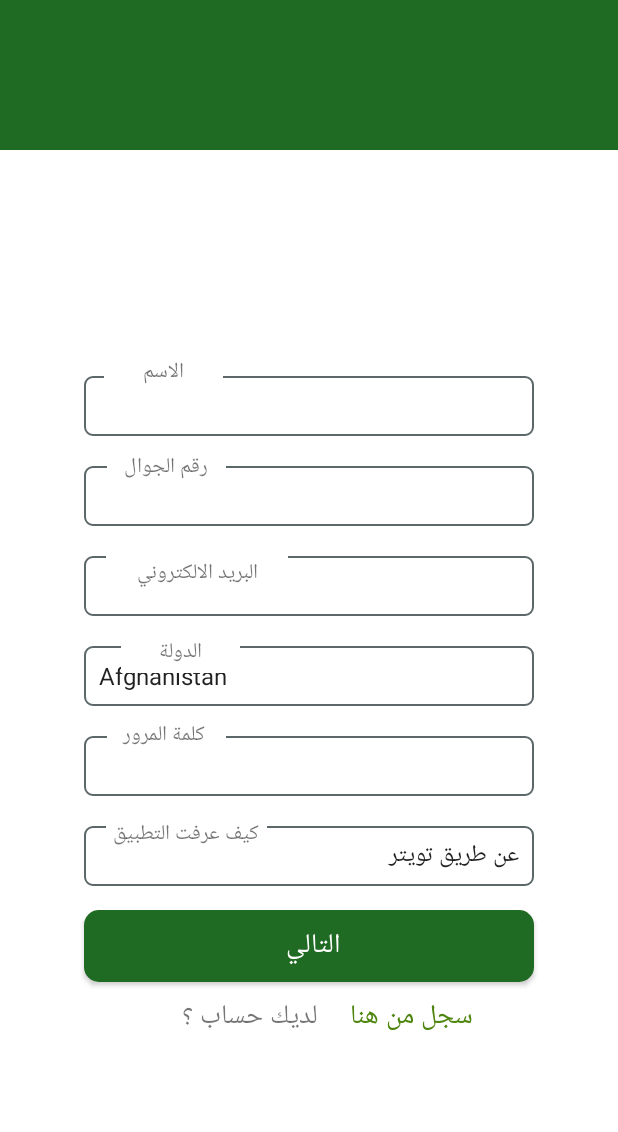
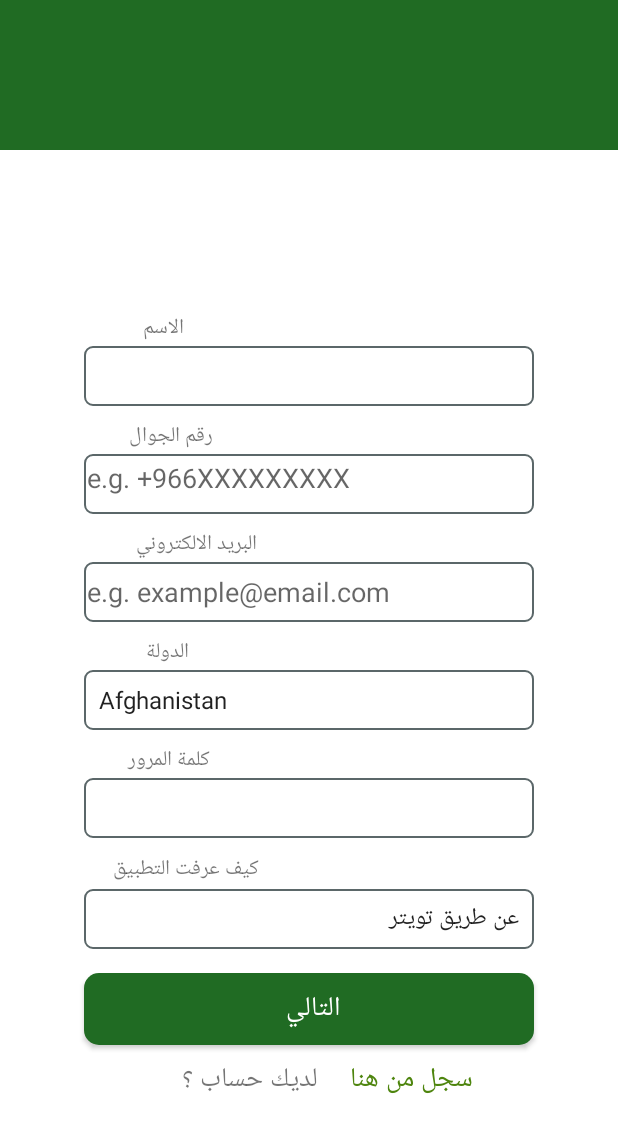
Before and after one commit to ElhamImdad/AjrWaOjra, an Android app: the MainActivity screen opened directly, with no data from a screen before it, after a tap on an icon or button, on a phone screen of 412 x 824 dp. Shown: the top 1132 px of the screen. Run offline under Robolectric (Android 15) with nearby library versions, the phone set to English and light mode, and no system bars; our stand-ins replace Volley.

```diff
--- a/app/src/main/java/com/example/smoot/ajerwaojra/Activities/MainActivity.java
+++ b/app/src/main/java/com/example/smoot/ajerwaojra/Activities/MainActivity.java
@@ -17,11 +17,6 @@ import com.example.smoot.ajerwaojra.R;
 
 public class MainActivity extends AppCompatActivity  {
 
-
-
-    private Intent intent;
-    private Intent intent2;
-
     @Override
     protected void onCreate(Bundle savedInstanceState) {
         super.onCreate(savedInstanceState);
@@ -35,14 +30,11 @@ public class MainActivity extends AppCompatActivity  {
             }else{
                 Log.e("Tag", "inner else ");
                 setHomeFragment(new RequestsFragment());}
-          //  Requester RequestUser = SharedPrefManager.getInstance(this).getUserReq();
 
         }else{
             setFragment(new FatwaFragment());
         }
-        /*FragmentManager fragmentManager = getSupportFragmentManager();
-        FragmentTransaction fragmentTransaction = fragmentManager.beginTransaction();
-*/
+
         Intent intent = getIntent();
         Bundle bundle = getIntent().getExtras();
         if (bundle != null ){
@@ -57,37 +49,12 @@ public class MainActivity extends AppCompatActivity  {
         FragmentTransaction ft = fm.beginTransaction();
         ft.replace(R.id.container,home);
         ft.commit();
-
     }
     private void setFragment( Fragment fatwa) {
         FragmentManager fm = getSupportFragmentManager();
         FragmentTransaction ft = fm.beginTransaction();
         ft.replace(R.id.container,fatwa);
         ft.commit();}
-
-
-   /* private void configureDoer_RequesterButton(){
-        ImageButton doerBtn = (ImageButton) findViewById(R.id.doerImag);
-        ImageButton requesterBtn = (ImageButton) findViewById(R.id.requesterImag);
-
-        doerBtn.setOnClickListener(new View.OnClickListener() {
-            @Override
-            public void onClick(View view) {
-                startActivity(new Intent(MainActivity.this, activity_doer_reg.class));
-            //     intent = new Intent(getApplicationContext(), activity_doer_reg.class);
-             //   startActivity(intent);
-            }
-        });
-
-        requesterBtn.setOnClickListener(new View.OnClickListener() {
-            @Override
-            public void onClick(View view) {
-                startActivity(new Intent(MainActivity.this, ActivityRequesterReg.class));
-            }
-        });
-    }*/
-
-
    private void setFragmentDetails(Fragment details){
         FragmentManager fm = getSupportFragmentManager();
         FragmentTransaction ft = fm.beginTransaction();
--- a/app/src/main/java/com/example/smoot/ajerwaojra/Fragments/logInFragment.java
+++ b/app/src/main/java/com/example/smoot/ajerwaojra/Fragments/logInFragment.java
@@ -14,6 +14,7 @@ import android.widget.Button;
 import android.widget.EditText;
 import android.widget.ProgressBar;
 import android.widget.TextView;
+import android.widget.Toast;
 
 import com.android.volley.AuthFailureError;
 import com.android.volley.DefaultRetryPolicy;
@@ -126,6 +127,7 @@ public class logInFragment extends Fragment {
             }, new Response.ErrorListener() {
                 @Override
                 public void onErrorResponse(VolleyError error) {
+                    Toast.makeText(getContext(), "البريد الالكتروني/كلمة السر خاطئة", Toast.LENGTH_LONG).show();
                     Log.e("error in login", error.toString());
                 }
             }) {
--- a/app/src/main/res/layout/fragment_requester_registration.xml
+++ b/app/src/main/res/layout/fragment_requester_registration.xml
@@ -33,39 +33,38 @@
                 android:id="@+id/requesterName"
                 android:layout_width="300dp"
                 android:layout_height="40dp"
-                android:layout_marginTop="96dp"
                 android:background="@drawable/rectangle"
                 app:layout_constraintEnd_toEndOf="parent"
                 app:layout_constraintHorizontal_bias="0.494"
                 app:layout_constraintStart_toStartOf="parent"
-                app:layout_constraintTop_toTopOf="parent" />
+                app:layout_constraintTop_toBottomOf="@+id/textView4" />
 
             <EditText
                 android:id="@+id/editTextPhone"
                 android:layout_width="300dp"
                 android:layout_height="40dp"
-                android:layout_marginTop="20dp"
                 android:background="@drawable/rectangle"
                 android:ems="10"
+                android:hint="e.g. +966XXXXXXXXX"
                 android:inputType="phone"
                 android:paddingBottom="10dp"
                 app:layout_constraintEnd_toEndOf="parent"
                 app:layout_constraintHorizontal_bias="0.494"
                 app:layout_constraintStart_toStartOf="parent"
-                app:layout_constraintTop_toBottomOf="@+id/requesterName" />
+                app:layout_constraintTop_toBottomOf="@+id/textView3" />
 
             <EditText
                 android:id="@+id/textInputEmail"
                 android:layout_width="300dp"
                 android:layout_height="40dp"
-                android:layout_marginTop="20dp"
                 android:background="@drawable/rectangle"
                 android:ems="10"
+                android:hint="e.g. example@email.com"
                 android:inputType="textEmailAddress"
                 app:layout_constraintEnd_toEndOf="parent"
                 app:layout_constraintHorizontal_bias="0.494"
                 app:layout_constraintStart_toStartOf="parent"
-                app:layout_constraintTop_toBottomOf="@+id/editTextPhone" />
+                app:layout_constraintTop_toBottomOf="@+id/textView5" />
 
             <Button
                 android:id="@+id/confirm"
@@ -85,13 +84,11 @@
                 android:id="@+id/countrySpinner"
                 android:layout_width="300dp"
                 android:layout_height="40dp"
-                android:layout_marginTop="20dp"
                 android:background="@drawable/rectangle"
                 app:layout_constraintEnd_toEndOf="parent"
                 app:layout_constraintHorizontal_bias="0.494"
                 app:layout_constraintStart_toStartOf="parent"
-                app:layout_constraintTop_toBottomOf="@+id/textInputEmail"
-              >
+                app:layout_constraintTop_toBottomOf="@+id/textView8">
 
 
             </Spinner>
@@ -100,25 +97,23 @@
                 android:id="@+id/textInputPassword"
                 android:layout_width="300dp"
                 android:layout_height="40dp"
-                android:layout_marginTop="20dp"
                 android:background="@drawable/rectangle"
                 android:ems="10"
                 android:inputType="textPassword"
                 app:layout_constraintEnd_toEndOf="parent"
                 app:layout_constraintHorizontal_bias="0.494"
                 app:layout_constraintStart_toStartOf="parent"
-                app:layout_constraintTop_toBottomOf="@+id/countrySpinner" />
+                app:layout_constraintTop_toBottomOf="@+id/textView7" />
 
             <Spinner
                 android:id="@+id/spinner"
                 android:layout_width="300dp"
                 android:layout_height="40dp"
-                android:layout_marginTop="20dp"
                 android:background="@drawable/rectangle"
                 app:layout_constraintEnd_toEndOf="parent"
                 app:layout_constraintHorizontal_bias="0.494"
                 app:layout_constraintStart_toStartOf="parent"
-                app:layout_constraintTop_toBottomOf="@+id/textInputPassword"></Spinner>
+                app:layout_constraintTop_toBottomOf="@+id/textView6"></Spinner>
 
             <TextView
                 android:id="@+id/textView"
@@ -152,24 +147,24 @@
             <TextView
                 android:id="@+id/textView3"
                 android:layout_width="79dp"
-                android:layout_height="27dp"
-                android:layout_marginStart="85dp"
-                android:layout_marginTop="36dp"
-                android:layout_marginEnd="253dp"
+                android:layout_height="wrap_content"
+                android:layout_marginStart="60dp"
+                android:layout_marginTop="8dp"
+                android:layout_marginEnd="250dp"
                 android:background="@color/white"
                 android:gravity="center"
                 android:text="رقم الجوال"
                 app:layout_constraintEnd_toEndOf="parent"
                 app:layout_constraintHorizontal_bias="1.0"
                 app:layout_constraintStart_toStartOf="parent"
-                app:layout_constraintTop_toBottomOf="@+id/textView4" />
+                app:layout_constraintTop_toBottomOf="@+id/requesterName" />
 
             <TextView
                 android:id="@+id/textView4"
                 android:layout_width="79dp"
-                android:layout_height="27dp"
-                android:layout_marginStart="61dp"
-                android:layout_marginTop="80dp"
+                android:layout_height="wrap_content"
+                android:layout_marginStart="60dp"
+                android:layout_marginTop="52dp"
                 android:layout_marginEnd="255dp"
                 android:background="@color/white"
                 android:gravity="center"
@@ -182,23 +177,23 @@
             <TextView
                 android:id="@+id/textView5"
                 android:layout_width="121dp"
-                android:layout_height="25dp"
-                android:layout_marginStart="62dp"
-                android:layout_marginTop="44dp"
+                android:layout_height="wrap_content"
+                android:layout_marginStart="60dp"
+                android:layout_marginTop="8dp"
                 android:layout_marginEnd="212dp"
                 android:background="@color/white"
                 android:gravity="center"
                 android:text="البريد الالكتروني"
                 app:layout_constraintEnd_toEndOf="parent"
                 app:layout_constraintStart_toStartOf="parent"
-                app:layout_constraintTop_toBottomOf="@+id/textView3" />
+                app:layout_constraintTop_toBottomOf="@+id/editTextPhone" />
 
             <TextView
                 android:id="@+id/textView6"
                 android:layout_width="107dp"
                 android:layout_height="26dp"
-                android:layout_marginStart="79dp"
-                android:layout_marginTop="40dp"
+                android:layout_marginStart="60dp"
+                android:layout_marginTop="8dp"
                 android:layout_marginEnd="226dp"
                 android:background="@color/white"
                 android:gravity="center"
@@ -206,34 +201,36 @@
                 app:layout_constraintEnd_toEndOf="parent"
                 app:layout_constraintHorizontal_bias="1.0"
                 app:layout_constraintStart_toStartOf="parent"
-                app:layout_constraintTop_toBottomOf="@+id/textView7" />
+                app:layout_constraintTop_toBottomOf="@+id/textInputPassword" />
 
             <TextView
                 android:id="@+id/textView7"
                 android:layout_width="79dp"
-                android:layout_height="26dp"
-                android:layout_marginStart="80dp"
-                android:layout_marginTop="56dp"
-                android:layout_marginEnd="253dp"
+                android:layout_height="wrap_content"
+                android:layout_marginStart="60dp"
+                android:layout_marginTop="8dp"
+                android:layout_marginEnd="250dp"
                 android:background="@color/white"
                 android:gravity="center"
                 android:text=" كلمة المرور"
                 app:layout_constraintEnd_toEndOf="parent"
                 app:layout_constraintHorizontal_bias="1.0"
                 app:layout_constraintStart_toStartOf="parent"
-                app:layout_constraintTop_toTopOf="@+id/textView8" />
+                app:layout_constraintTop_toBottomOf="@+id/countrySpinner" />
 
             <TextView
                 android:id="@+id/textView8"
                 android:layout_width="79dp"
-                android:layout_height="27dp"
-                android:layout_marginStart="72dp"
-                android:layout_marginTop="52dp"
+                android:layout_height="wrap_content"
+                android:layout_marginStart="60dp"
+                android:layout_marginTop="8dp"
+                android:layout_marginEnd="250dp"
                 android:background="@color/white"
                 android:gravity="center"
                 android:text="الدولة"
+                app:layout_constraintEnd_toEndOf="parent"
                 app:layout_constraintStart_toStartOf="parent"
-                app:layout_constraintTop_toTopOf="@+id/textView5" />
+                app:layout_constraintTop_toBottomOf="@+id/textInputEmail" />
 
             <ProgressBar
                 android:id="@+id/progressBar"
```
Also changed, not shown: app/src/main/java/com/example/smoot/ajerwaojra/Fragments/DoerRegistrationFragment.java (+4 -9 lines), app/src/main/java/com/example/smoot/ajerwaojra/Fragments/OmrahRequestFragment.java (+16 -13 lines), app/src/main/java/com/example/smoot/ajerwaojra/Fragments/RequestDetailsFragment.java (+20 -22 lines), app/src/main/java/com/example/smoot/ajerwaojra/Fragments/RequesterRegistrationFragment.java (+15 -58 lines), app/src/main/java/com/example/smoot/ajerwaojra/Models/Countries.java (added, +29 -0 lines), app/src/main/res/drawable/spinner.xml (added, +28 -0 lines), app/src/main/res/drawable/droparrow.png (added).
